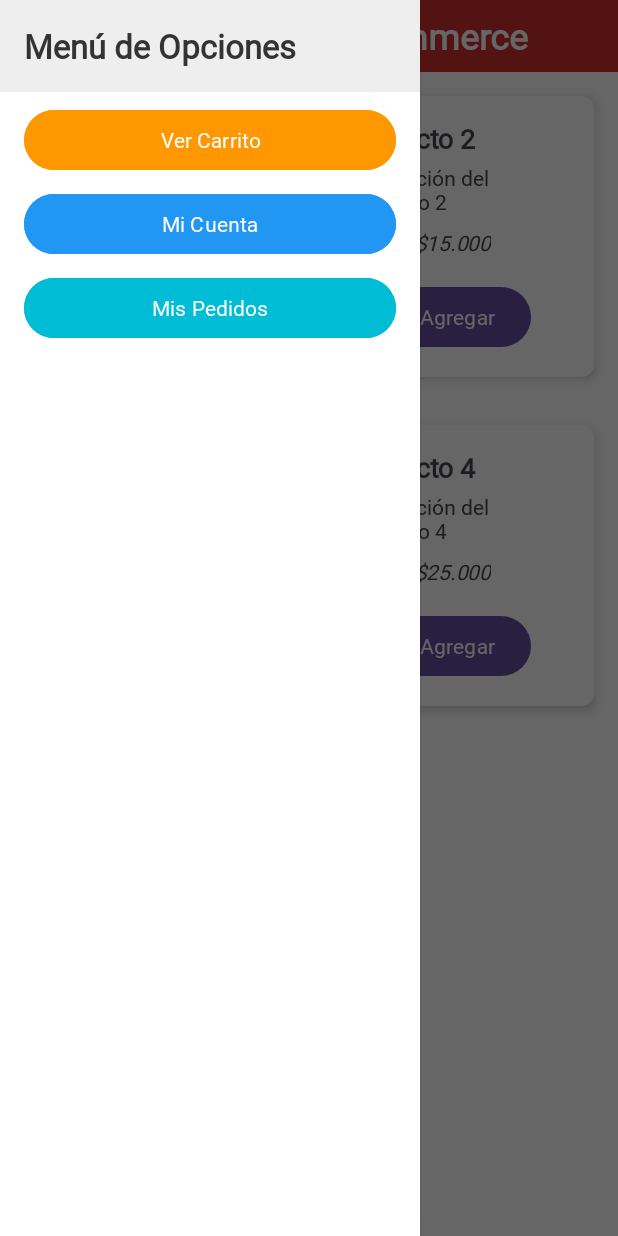
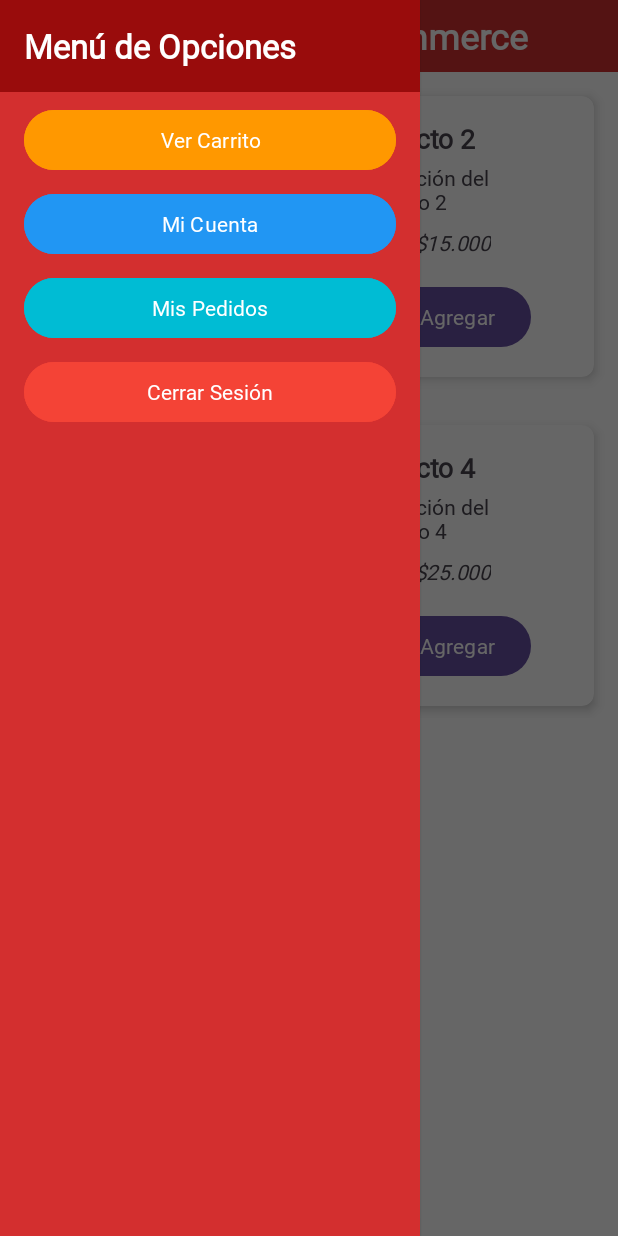
Before and after one commit to CQuiroz1404/AppSQLite, an Android app: the Menu screen opened directly, with no data from a screen before it, with the side drawer open, on a phone screen of 412 x 824 dp. Run offline under Robolectric (Android 15) with nearby library versions, the phone set to English and light mode, and no system bars.

Commit message:
recuerdame en el login
se añadio un funcion para que la app "recuerde" la sesion del usuario al ingrsar a la app y que el boton de cerrar sesion funcione para que no lo haga

```diff
--- a/app/src/main/java/com/example/appconsqlite/Menu.java
+++ b/app/src/main/java/com/example/appconsqlite/Menu.java
@@ -1,5 +1,8 @@
 package com.example.appconsqlite;
 
+import android.content.Context;
+import android.content.Intent;
+import android.content.SharedPreferences;
 import android.os.Bundle;
 import android.widget.Button;
 import android.widget.ImageButton;
@@ -13,6 +16,10 @@ import androidx.activity.OnBackPressedCallback;
 
 public class Menu extends AppCompatActivity {
 
+    // Constantes para SharedPreferences (copiadas de MainActivity)
+    private static final String PREFS_FILE = "com.example.appconsqlite.PREFERENCE_FILE_KEY";
+    private static final String IS_LOGGED_IN = "isLoggedIn";
+
     // Variables no usadas, pero se mantienen si son necesarias para otra lógica
     int numero;
     int num1;
@@ -20,7 +27,7 @@ public class Menu extends AppCompatActivity {
     int num2;
 
     // Declaración de botones
-    private Button btnAdd1, btnAdd2, btnAdd3, btnAdd4;
+    private Button btnAdd1, btnAdd2, btnAdd3, btnAdd4, btnNavCerrarSesion; // Añadido btnNavCerrarSesion
     private ImageButton btnMenu; // Botón para el menú/aside
 
     // Declaración del DrawerLayout
@@ -32,11 +39,6 @@ public class Menu extends AppCompatActivity {
         EdgeToEdge.enable(this);
         setContentView(R.layout.activity_menu);
 
-        // ==========================================================
-        // SE ELIMINA el setOnApplyWindowInsetsListener
-        // La corrección de posición se hace en el XML con fitsSystemWindows="true"
-        // ==========================================================
-
         // 1. Inicializar el DrawerLayout
         drawerLayout = findViewById(R.id.drawer_layout);
 
@@ -46,6 +48,10 @@ public class Menu extends AppCompatActivity {
         btnAdd3 = findViewById(R.id.btnAdd3);
         btnAdd4 = findViewById(R.id.btnAdd4);
         btnMenu = findViewById(R.id.btnMenu);
+
+        // Botón de Cerrar Sesión
+        btnNavCerrarSesion = findViewById(R.id.btnNavCerrarSesion);
+
 
         // 3. Listener del botón de menú: Abre el Drawer
         btnMenu.setOnClickListener(v ->
@@ -57,20 +63,9 @@ public class Menu extends AppCompatActivity {
                 Toast.makeText(this, "Producto 1 agregado al carrito", Toast.LENGTH_SHORT).show()
         );
 
-        btnAdd2.setOnClickListener(v ->
-                Toast.makeText(this, "Producto 2 agregado al carrito", Toast.LENGTH_SHORT).show()
-        );
-
-        btnAdd3.setOnClickListener(v ->
-                Toast.makeText(this, "Producto 3 agregado al carrito", Toast.LENGTH_SHORT).show()
-        );
-
-        btnAdd4.setOnClickListener(v ->
-                Toast.makeText(this, "Producto 4 agregado al carrito", Toast.LENGTH_SHORT).show()
-        );
+        // ... (otros listeners de agregar productos se mantienen) ...
 
         // 5. Opciones del menú lateral (ejemplo)
-        // Usamos IDs de los botones que definiste en el XML del menú lateral.
         Button btnNavCarrito = findViewById(R.id.btnNavCarrito);
         if (btnNavCarrito != null) {
             btnNavCarrito.setOnClickListener(v -> {
@@ -79,6 +74,28 @@ public class Menu extends AppCompatActivity {
             });
         }
 
+        // ===============================================
+        // LÓGICA DE CERRAR SESIÓN
+        // ===============================================
+        btnNavCerrarSesion.setOnClickListener(v -> {
+            // Borrar el estado de la sesión
+            SharedPreferences sharedPref = getSharedPreferences(PREFS_FILE, Context.MODE_PRIVATE);
+            SharedPreferences.Editor editor = sharedPref.edit();
+            editor.putBoolean(IS_LOGGED_IN, false); // Establecer como 'false'
+            editor.apply();
+
+            Toast.makeText(this, "Sesión cerrada", Toast.LENGTH_SHORT).show();
+
+            // Redirigir a MainActivity
+            Intent intent = new Intent(Menu.this, MainActivity.class);
+            // Flags para limpiar la pila de actividades y evitar volver atrás
+            intent.setFlags(Intent.FLAG_ACTIVITY_NEW_TASK | Intent.FLAG_ACTIVITY_CLEAR_TASK);
+            startActivity(intent);
+            finish();
+        });
+        // ===============================================
+
+
         // 6. SOLUCIÓN A LA ADVERTENCIA: OnBackPressedDispatcher
         OnBackPressedCallback callback = new OnBackPressedCallback(true /* enabled by default */) {
             @Override
@@ -86,6 +103,7 @@ public class Menu extends AppCompatActivity {
                 if (drawerLayout.isDrawerOpen(GravityCompat.START)) {
                     drawerLayout.closeDrawer(GravityCompat.START);
                 } else {
+                    // Si no está abierto el drawer, permitir que el botón Atrás funcione normalmente.
                     setEnabled(false);
                     Menu.super.onBackPressed();
                 }
--- a/app/src/main/res/layout/activity_menu.xml
+++ b/app/src/main/res/layout/activity_menu.xml
@@ -25,7 +25,8 @@
                 android:gravity="center_vertical"
                 android:paddingStart="16dp"
                 android:paddingEnd="16dp"
-                android:paddingTop="20dp"  android:paddingBottom="10dp"
+                android:paddingTop="20dp"
+                android:paddingBottom="10dp"
                 android:fitsSystemWindows="true">
 
                 <ImageButton
@@ -255,8 +256,7 @@
         android:layout_height="match_parent"
         android:layout_gravity="start"
         android:orientation="vertical"
-        android:background="@android:color/white"
-        android:fitsSystemWindows="true">
+        android:background="#D32F2F" android:fitsSystemWindows="true">
 
         <TextView
             android:layout_width="match_parent"
@@ -265,14 +265,12 @@
             android:fontFamily="@font/roland_variable_full"
             android:textSize="22sp"
             android:textStyle="bold"
-            android:textColor="#333333"
+            android:textColor="@android:color/white"
             android:paddingStart="16dp"
             android:paddingEnd="16dp"
             android:paddingTop="16dp"
             android:paddingBottom="16dp"
-            android:background="#EEEEEE" />
-
-        <Button
+            android:background="#990C0C" /> <Button
         android:id="@+id/btnNavCarrito"
         android:layout_width="match_parent"
         android:layout_height="wrap_content"
@@ -309,6 +307,17 @@
             android:layout_marginStart="16dp"
             android:layout_marginEnd="16dp"/>
 
+        <Button
+            android:id="@+id/btnNavCerrarSesion"
+            android:layout_width="match_parent"
+            android:layout_height="wrap_content"
+            android:text="Cerrar Sesión"
+            android:fontFamily="@font/roland_variable_full"
+            android:backgroundTint="#F44336" android:textColor="@android:color/white"
+            android:layout_marginBottom="8dp"
+            android:layout_marginStart="16dp"
+            android:layout_marginEnd="16dp"/>
+
     </LinearLayout>
 
 </androidx.drawerlayout.widget.DrawerLayout>
```
Also changed, not shown: app/src/main/java/com/example/appconsqlite/MainActivity.java (+30 -2 lines). Lines whose indentation alone changed are shown as unchanged.
